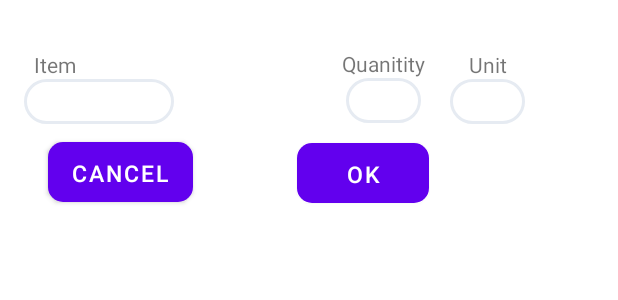
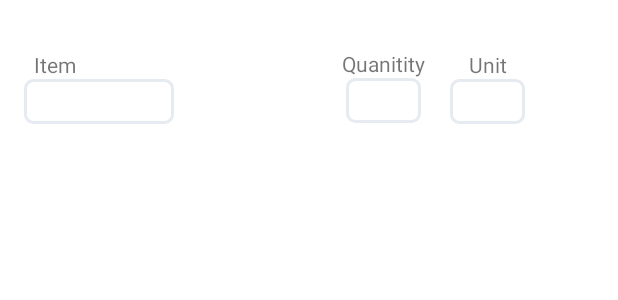
Before and after one commit to Porsugu/Fridge_Focus, an Android app: the layout dialoginputbinding.xml on its own in the app's theme, with its tools: preview values and no code run, on a phone screen of 412 x 824 dp. Shown: the top 300 px of the screen. Run offline under Robolectric (Android 15) with nearby library versions, the phone set to English and light mode, and no system bars.

Commit message:
1/3 done

```diff
--- /dev/null
+++ b/app/src/main/res/drawable/ingredients_smaller_input_box.xml
@@ -0,0 +1,9 @@
+<?xml version="1.0" encoding="utf-8"?>
+<shape xmlns:android="http://schemas.android.com/apk/res/android"
+    android:shape="rectangle">
+    <corners android:radius="5dp"/>  <!-- Increase for more roundness -->
+    <stroke
+        android:color="@color/search_bar_color"
+        android:width="2dp" /> <!-- Red stroke -->/> <!-- Button color -->
+    <solid android:color="@color/white"/>
+</shape>
--- a/app/src/main/res/layout/ingredients_amouunt_adjustment_dialog.xml
+++ b/app/src/main/res/layout/dialoginputbinding.xml
@@ -32,7 +32,7 @@
             android:id="@+id/ingredient_edit_name"
             android:layout_width="100dp"
             android:layout_height="30dp"
-            android:background="@drawable/ingredients_searchbar"
+            android:background="@drawable/ingredients_smaller_input_box"
             app:layout_constraintBottom_toBottomOf="parent"
             app:layout_constraintStart_toStartOf="parent"
             app:layout_constraintTop_toBottomOf="@+id/textView" />
@@ -62,7 +62,8 @@
             android:id="@+id/ingredient_edit_quanitity"
             android:layout_width="50dp"
             android:layout_height="30dp"
-            android:background="@drawable/ingredients_searchbar"
+            android:inputType="number"
+            android:background="@drawable/ingredients_smaller_input_box"
             app:layout_constraintBottom_toBottomOf="parent"
             app:layout_constraintEnd_toEndOf="parent"
             app:layout_constraintStart_toStartOf="parent"
@@ -98,7 +99,7 @@
             android:id="@+id/ingredient_edit_unit"
             android:layout_width="50dp"
             android:layout_height="30dp"
-            android:background="@drawable/ingredients_searchbar"
+            android:background="@drawable/ingredients_smaller_input_box"
             app:layout_constraintBottom_toBottomOf="parent"
             app:layout_constraintEnd_toEndOf="parent"
             app:layout_constraintStart_toStartOf="parent"
@@ -107,34 +108,5 @@
 
     </androidx.constraintlayout.widget.ConstraintLayout>
 
-    <Button
-        android:id="@+id/ingredients_okay_btn"
-        android:text="OK"
-        android:textSize="15dp"
-        android:layout_width="wrap_content"
-        android:layout_height="40dp"
-        android:layout_marginEnd="84dp"
-        android:background="@drawable/ingredients_button_shape"
-        app:layout_constraintBottom_toBottomOf="parent"
-        app:layout_constraintEnd_toEndOf="parent"
-        app:layout_constraintTop_toTopOf="parent"
-        app:layout_constraintVertical_bias="0.866" />
-
-    <Button
-        android:id="@+id/ingredients_cancel_btn"
-        android:layout_width="wrap_content"
-        android:layout_height="40dp"
-        android:layout_marginStart="16dp"
-        android:background="@drawable/ingredients_button_shape"
-        android:backgroundTint="@color/white"
-        android:text="Cancel"
-        android:textSize="15dp"
-        app:layout_constraintBottom_toBottomOf="parent"
-        app:layout_constraintEnd_toStartOf="@+id/ingredients_okay_btn"
-        app:layout_constraintHorizontal_bias="0.186"
-        app:layout_constraintStart_toStartOf="parent"
-        app:layout_constraintTop_toTopOf="parent"
-        app:layout_constraintVertical_bias="0.863" />
-
 
 </androidx.constraintlayout.widget.ConstraintLayout>
```
Also changed, not shown: app/src/main/java/com/example/fridgefocus/ui/home/HomeFragment.kt (+31 -0 lines).
